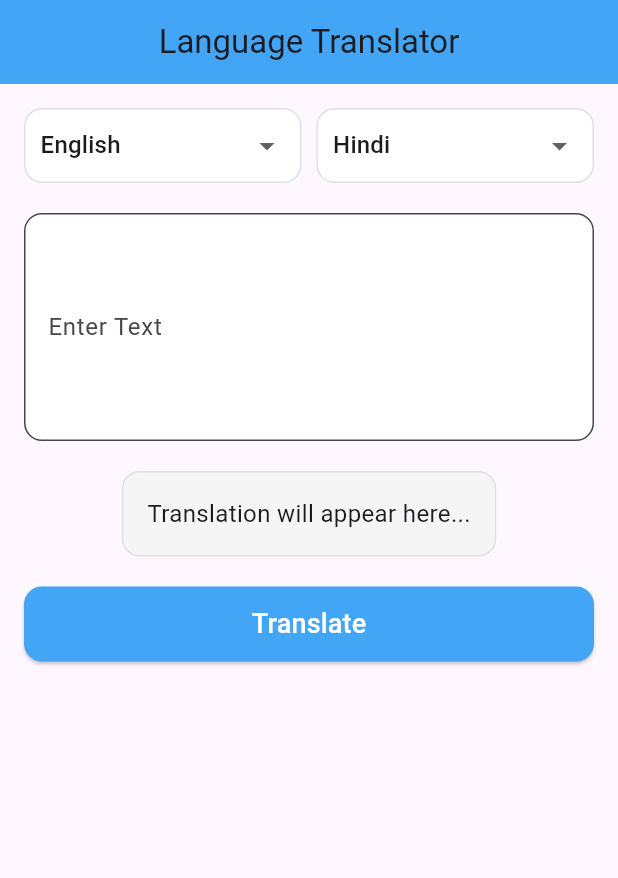
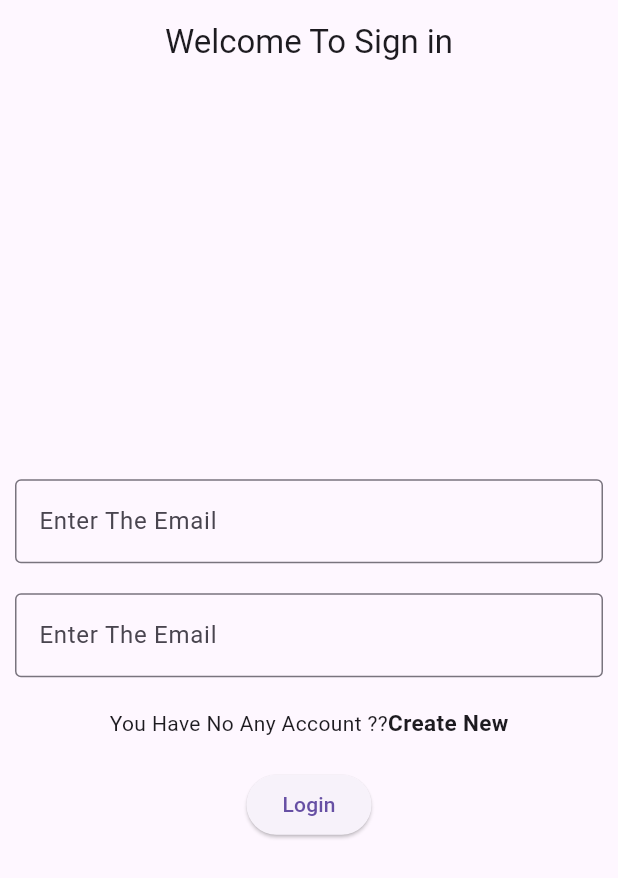
Before and after one commit to HarshilMoradiya1244/language_translater, a Flutter app: the screen it shows after launch, on a phone screen of 412 x 824 dp. Shown: the top 878 px of the screen. Run offline on Flutter 3.47's test engine with Material 3 defaults, Android fonts, the phone set to English and light mode, and no system bars.

Commit message:
Login System

```diff
--- /dev/null
+++ b/lib/screen/login/view/sig_in_screen.dart
@@ -0,0 +1,63 @@
+import 'package:flutter/material.dart';
+
+class SignInScreen extends StatefulWidget {
+  const SignInScreen({super.key});
+
+  @override
+  State<SignInScreen> createState() => _SignInScreenState();
+}
+
+class _SignInScreenState extends State<SignInScreen> {
+  TextEditingController txtEmail = TextEditingController();
+  TextEditingController txtPass = TextEditingController();
+  @override
+  Widget build(BuildContext context) {
+    return SafeArea(
+      child: Scaffold(
+        appBar: AppBar(
+          centerTitle: true,
+          title: const Text("Welcome To Sign in"),
+        ),
+        body: Padding(
+          padding: const EdgeInsets.all(10.0),
+          child: Column(
+            mainAxisAlignment: MainAxisAlignment.center,
+            children: [
+              TextFormField(
+                controller: txtEmail,
+                decoration: const InputDecoration(
+                  border: OutlineInputBorder(),
+                  hintText:"Enter The Email",
+                ),
+              ),
+              const SizedBox(height: 20,),
+              TextFormField(
+                controller: txtPass,
+                decoration: const InputDecoration(
+                  border: OutlineInputBorder(),
+                  hintText:"Enter The Email",
+                ),
+              ),
+              const SizedBox(height: 20,),
+           Row(
+             mainAxisAlignment: MainAxisAlignment.center,
+             children: [
+               const Text("You Have No Any Account ??"),
+               InkWell(
+                   onTap:() {
+                     Navigator.pushNamed(context, 'signUp');
+                   },child: const Text("Create New",style: TextStyle(fontWeight: FontWeight.bold,fontSize: 15),)),
+             ],
+           ),
+              const SizedBox(height: 20,),
+
+               ElevatedButton(onPressed: (){
+                 Navigator.pushNamed(context, 'home');
+               }, child: const Text("Login"))
+            ],
+          ),
+        ),
+      ),
+    );
+  }
+}
--- a/lib/utils/app_routes.dart
+++ b/lib/utils/app_routes.dart
@@ -1,6 +1,10 @@
 import 'package:flutter/cupertino.dart';
 import 'package:language_translater/screen/home/view/home_screen.dart';
+import 'package:language_translater/screen/login/view/sig_in_screen.dart';
+import 'package:language_translater/screen/login/view/sign_up_screen.dart';
 
 Map<String, WidgetBuilder> app_routes = {
-  '/':(context) => const HomeScreen(),
+  '/':(context) => const SignInScreen(),
+  'signUp':(context) => const SignUpScreen(),
+  'home':(context) => const HomeScreen(),
 };
--- a/pubspec.yaml
+++ b/pubspec.yaml
@@ -37,6 +37,7 @@ dependencies:
   cupertino_icons: ^1.0.6
   http: ^1.2.2
   provider: ^6.1.2
+#  shared_preferences: ^2.3.2
 
 dev_dependencies:
   flutter_test:
```
Also changed, not shown: lib/screen/login/view/sign_up_screen.dart (added, +70 -0 lines), lib/utils/shared_helper.dart (added), pubspec.lock.
